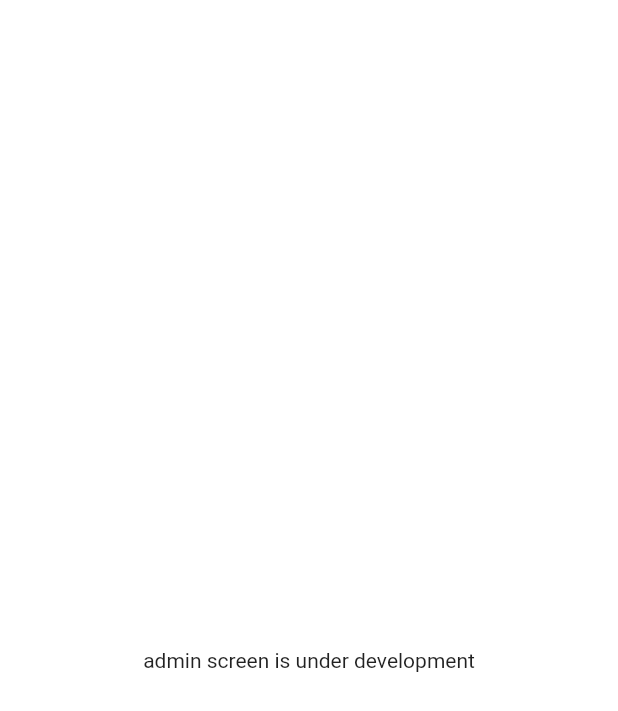
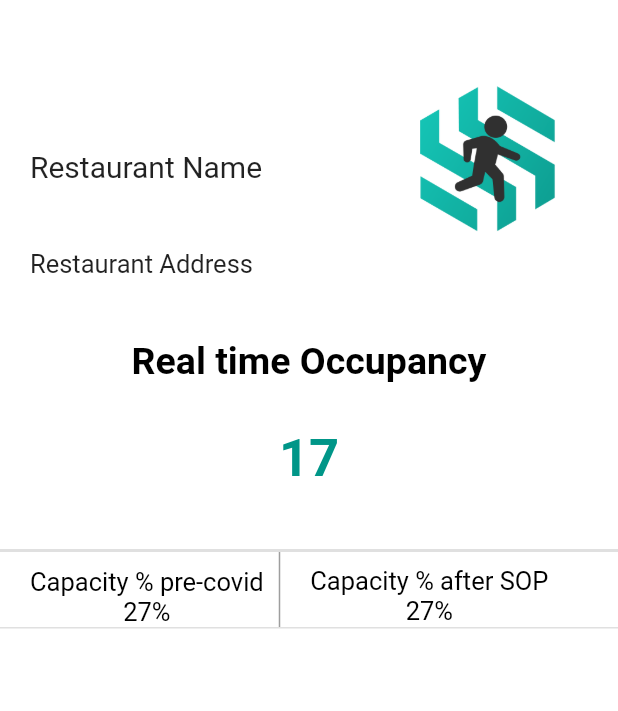
Before and after one commit to Anuragsingh691/SafeOutsBussinessFlutter, a Flutter app: the Home screen opened directly, on a phone screen of 412 x 824 dp. Shown: the top 711 px of the screen. Run offline on Flutter 3.47's test engine with Material 2 defaults, Android fonts, the phone set to English and light mode, and no system bars; our stand-ins replace firebase_auth, firebase_core, flutter_icons, flutter_mobx, image_picker, pinput; missing offline and left inert: launch_review, pin_entry_text_field; accounts and stored records are empty.

Commit message:
Admin Home UI done

```diff
--- a/lib/screens/admin_homepage.dart
+++ b/lib/screens/admin_homepage.dart
@@ -21,9 +21,149 @@ class _ProfileState extends State<Home> {
           },
         ),
       ),
-      body: Center(
-        child: Text('admin screen is under development'),
-
+      body: SafeArea(
+        child: Column(
+          children: <Widget>[
+            Container(
+              child: Row(
+                children: <Widget>[
+                  Container(
+                    alignment: Alignment.topLeft,
+                    margin: EdgeInsets.only(top:10,left: 20),
+                    child: Text(
+                        "Restaurant Name",
+                        style: TextStyle(
+                          fontSize: 20,
+                        )
+                    ),
+                  ),
+                  SizedBox(width: 40,),
+                  Container(
+                    alignment: Alignment.topRight,
+                    margin: EdgeInsets.only(left: 60),
+                    child: Image.asset(
+                      "assets/images/logo.png",
+                      height: 100,
+                      width: 100,
+                    ),
+                  ),
+                ],
+              ),
+            ),
+            Container(
+              alignment: Alignment.topLeft,
+              margin: EdgeInsets.only(top:10,left: 20),
+              child: Text(
+                  "Restaurant Address",
+                  style: TextStyle(
+                    fontSize: 17,
+                  )
+              ),
+            ),
+            Container(
+              alignment: Alignment.center,
+              margin: EdgeInsets.only(top: 40),
+              child: Text(
+                  "Real time Occupancy",
+                  style: TextStyle(
+                    color: Colors.black,
+                    fontSize: 25,
+                    fontWeight: FontWeight.bold,
+                  )
+              ),
+            ),
+            Container(
+              alignment: Alignment.center,
+              margin: EdgeInsets.only(top:30),
+              child: Text(
+                  "17",
+                  style: TextStyle(
+                    color: Colors.teal,
+                    fontSize: 35,
+                    fontWeight: FontWeight.bold,
+                  )
+              ),
+            ),
+            SizedBox(
+              height: 40,
+            ),
+            Divider(
+                height: 2,
+                thickness:2,
+            ),
+            SizedBox(
+              child: Row(
+                children: <Widget>[
+                  Container(
+                    alignment: Alignment.topLeft,
+                    margin: EdgeInsets.only(top:10,left: 20),
+                    child: Column(
+                       children: <Widget>[
+                         Container(
+                           alignment: Alignment.topLeft,
+                           child: Text(
+                             "Capacity % pre-covid",
+                             style: TextStyle(
+                               color: Colors.black,
+                               fontSize: 17,
+                             ),
+                           ),
+                         ),
+                         Container(
+                           alignment: Alignment.center,
+                           child: Text(
+                             "27%",
+                             style: TextStyle(
+                               color: Colors.black,
+                               fontSize: 17,
+                             ),
+                           ),
+                         )
+                       ],
+                    ),
+                  ),
+                  Container(
+                    width: 1,
+                    height: 50,
+                    margin: EdgeInsets.only(left: 10),
+                    color: Colors.grey,
+                  ),
+                  Container(
+                    alignment: Alignment.topRight,
+                    margin: EdgeInsets.only(top:8,left: 20),
+                    child: Column(
+                      children: <Widget>[
+                        Container(
+                          alignment: Alignment.topLeft,
+                          child: Text(
+                            "Capacity % after SOP",
+                            style: TextStyle(
+                              color: Colors.black,
+                              fontSize: 17,
+                            ),
+                          ),
+                        ),
+                        Container(
+                          alignment: Alignment.center,
+                          child: Text(
+                            "27%",
+                            style: TextStyle(
+                              color: Colors.black,
+                              fontSize: 17,
+                            ),
+                          ),
+                        )
+                      ],
+                    ),
+                  ),
+                ],
+              ),
+            ),
+            Divider(
+                height: 1,
+                thickness:1)
+          ],
+        )
       ),
     );
   }
```
